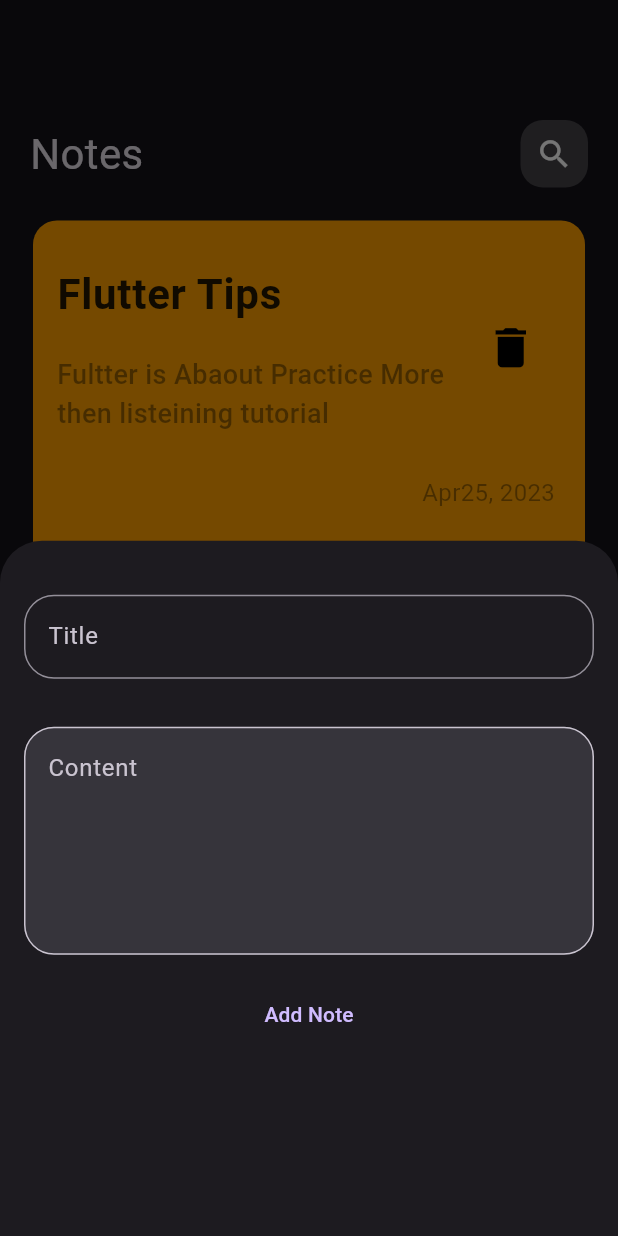
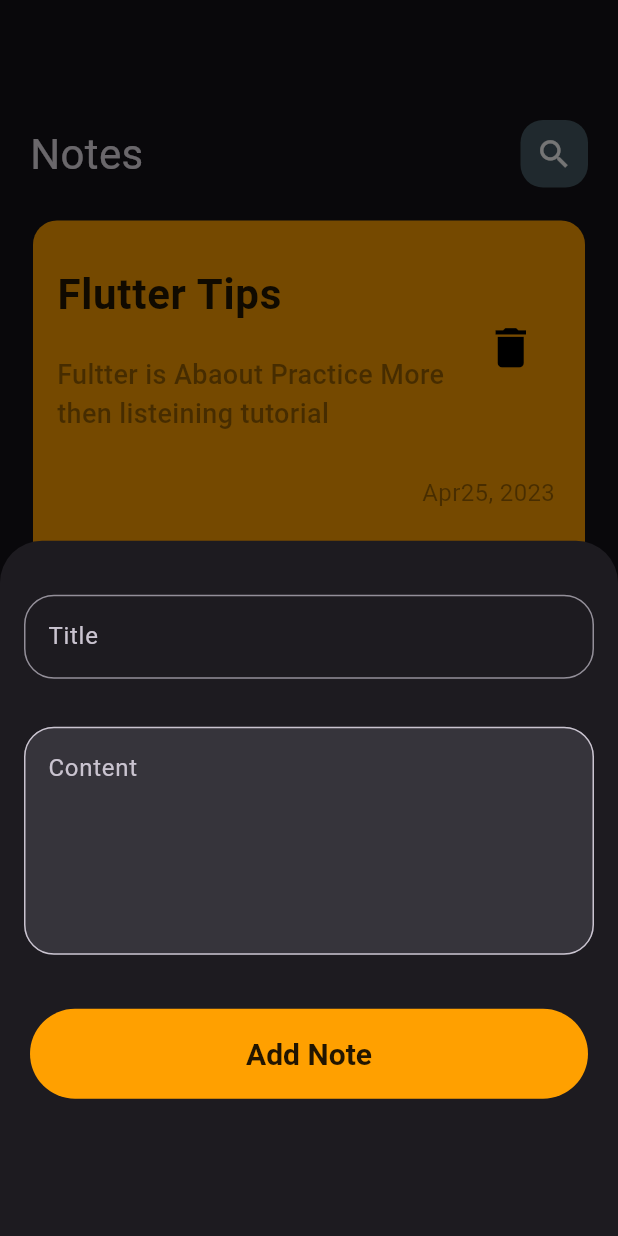
Before and after one commit to seraj123/Note_App, a Flutter app: the screen it shows after launch, after a tap on the "add" icon, on a phone screen of 412 x 824 dp. Run offline on Flutter 3.47's test engine with Material 2 defaults, Android fonts, the phone set to English and light mode, and no system bars.

```diff
--- a/lib/main.dart
+++ b/lib/main.dart
@@ -1,6 +1,7 @@
 import 'package:flutter/material.dart';
 import 'package:noteapp/pages/home_page.dart';
 
+import 'pages/edit_note_page.dart';
 import 'pages/search_page.dart';
 
 void main() {
@@ -21,7 +22,8 @@ class MyApp extends StatelessWidget {
       ),
       home: const HomePage(),
       routes: {
-        "SearchPage" :(context) => const SearchPage(),
+        "SearchInput" :(context) => const SearchInput(),
+        "EditNotePage" : (context) => const EditNotePage(),
       },
     );
   }
--- a/lib/pages/home_page.dart
+++ b/lib/pages/home_page.dart
@@ -16,14 +16,14 @@ class _HomePageState extends State<HomePage> {
   Widget build(BuildContext context) {
     return   Scaffold(
       floatingActionButton: FloatingActionButton(
-        backgroundColor: Colors.yellow.shade700,
+        backgroundColor: Colors.blueGrey.shade700,
 
         onPressed: (){
           showModalBottomSheet(context: context, builder: (context){
             return const AddNoteModelSheet();
           });
         },
-        child: const Icon(Icons.add, color: Colors.black,),),
+        child: const Icon(Icons.add, color: Colors.amber,),),
       body: Padding(
 
         padding: const EdgeInsets.only(top: 80, left: 20, right: 20),
--- /dev/null
+++ b/lib/widgets/add_button.dart
@@ -0,0 +1,30 @@
+import 'package:flutter/material.dart';
+
+class AddButton extends StatelessWidget {
+  const AddButton({super.key});
+
+  @override
+  Widget build(BuildContext context) {
+    return  Container(
+        height: 100,
+        width: MediaQuery.of(context).size.width,
+        padding: const EdgeInsets.all(20),
+         child: TextButton(
+
+          style: TextButton.styleFrom(
+            padding: const EdgeInsets.all(10),
+            textStyle: const TextStyle(fontSize: 20),
+            backgroundColor:Colors.amber.shade700,
+            disabledBackgroundColor: Colors.black,
+            foregroundColor: Colors.blueGrey
+          ),
+
+          onPressed: (){
+              return;
+         }
+
+         , child: const Text("Add Note", style: TextStyle(color: Colors.black87, fontSize: 20, fontWeight: FontWeight.w600),)),
+       ) ;
+
+  }
+}
--- a/lib/widgets/addnote_model_sheet.dart
+++ b/lib/widgets/addnote_model_sheet.dart
@@ -1,5 +1,6 @@
 import 'package:flutter/material.dart';
 
+import 'add_button.dart';
 import 'custom_text_field.dart';
 
 class AddNoteModelSheet extends StatefulWidget {
@@ -13,12 +14,10 @@ class _AddNoteModelSheetState extends State<AddNoteModelSheet> {
   @override
   Widget build(BuildContext context) {
     return  Column(
-      children:  [
-        SizedBox(height: 20,),
-       CustomTextField(),
-       TextButton(onPressed: (){
-          return;
-       }, child: const Text("Add Note"))
+      children: const [
+         SizedBox(height: 20,),
+        CustomTextField(),
+        AddButton(),
 
       ],
     );
--- a/lib/widgets/app_bar.dart
+++ b/lib/widgets/app_bar.dart
@@ -20,13 +20,13 @@ class _AppBarWidgetState extends State<AppBarWidget> {
               height: 45,
               width: 45,
               decoration: BoxDecoration(
-                color: Colors.white.withOpacity(0.2),
+                color: Colors.blueGrey.shade700,
                 borderRadius: BorderRadius.circular(15)
               ),
               child: GestureDetector(
                 onTap: (){
                   setState(() {
-                    Navigator.of(context).pushNamed("SearchPage");
+                    Navigator.of(context).pushNamed("SearchInput");
                   });
                 },
                 child: const Icon(Icons.search, size: 25,)),
--- a/lib/widgets/item_list.dart
+++ b/lib/widgets/item_list.dart
@@ -12,7 +12,11 @@ class _ItemListState extends State<ItemList> {
   Widget build(BuildContext context) {
     return  Column(
       children:  [
-        Container(
+        GestureDetector(
+          onTap: (){
+            Navigator.of(context).pushNamed("EditNotePage");
+          },
+          child: Container(
             padding: const EdgeInsets.only(top:20, bottom: 40,  ),
             decoration: BoxDecoration(
               color: Colors.amber.shade700,
@@ -46,6 +50,7 @@ class _ItemListState extends State<ItemList> {
              ),
 
             ]),
+          ),
         )
       ],
     );
```
Also changed, not shown: lib/pages/edit_note_page.dart (added, +12 -0 lines), lib/pages/search_page.dart (+10 -5 lines), lib/widgets/edit_note_body.dart (added, +65 -0 lines). Lines whose indentation alone changed are shown as unchanged.
